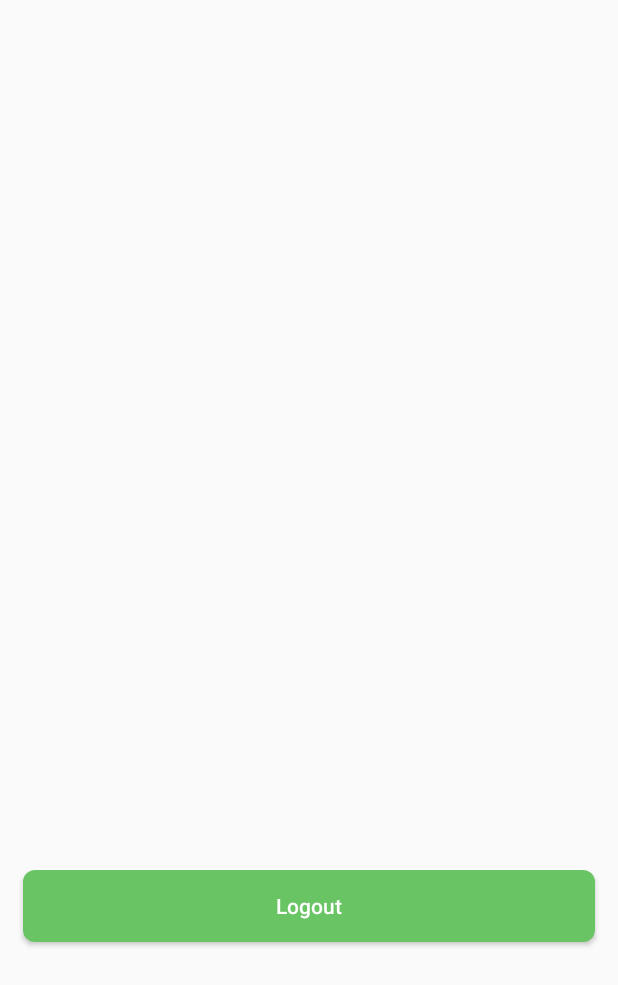
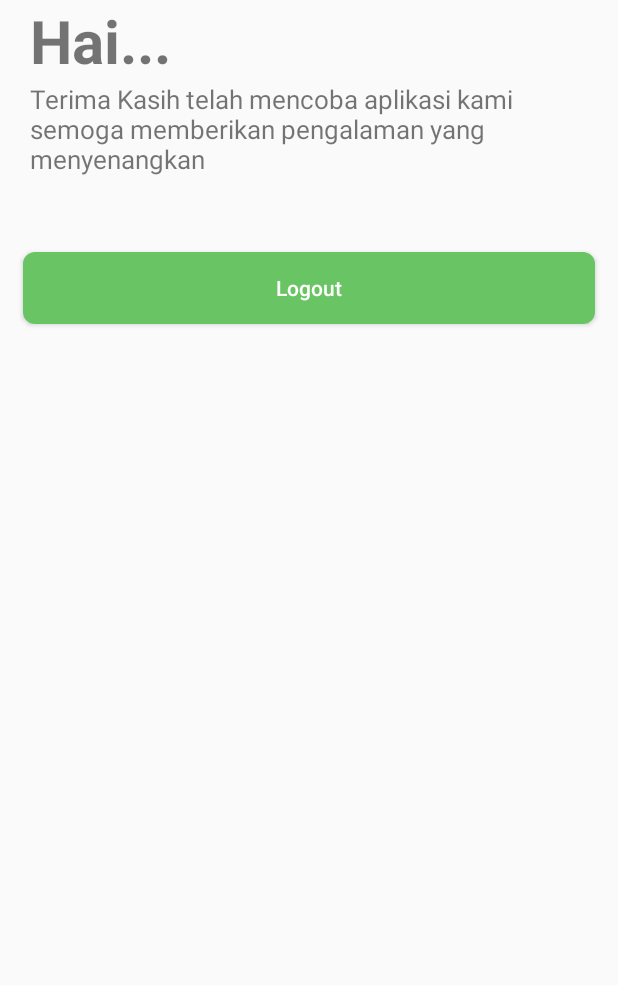
Before and after one commit to DanielRiky/smkcoding_online_project_2, an Android app: the fragment UserFragment shown on its own in the app's theme, on a phone screen of 412 x 824 dp. Shown: the top 985 px of the screen. Run offline under Robolectric (Android 15) with nearby library versions, the phone set to English and light mode, and no system bars; our stand-ins replace Firebase (no records; nobody signed in at launch, a user with empty details on screens opened directly).

Commit message:
c3 kedua

```diff
--- a/app/src/main/java/com/example/chalenge2/LoginActivity.kt
+++ b/app/src/main/java/com/example/chalenge2/LoginActivity.kt
@@ -85,7 +85,7 @@ class LoginActivity : AppCompatActivity() {
             }
             .addOnSuccessListener { result ->
 
-                Toast.makeText(this, "Kamu Masuk Dengan Email :  ", Toast.LENGTH_LONG)
+                Toast.makeText(this, "Selamat Datang", Toast.LENGTH_LONG)
                     .show()
                 intent = Intent(applicationContext, MainActivity::class.java)
                 startActivity(intent)
--- a/app/src/main/java/com/example/chalenge2/MainActivity.kt
+++ b/app/src/main/java/com/example/chalenge2/MainActivity.kt
@@ -9,8 +9,8 @@
 
     class MainActivity : AppCompatActivity() {
 
-        val menuTeks = arrayOf ( "Home" ,"Salat", "Covid-19", "Dzikir","Profile" )
-        val manuIcon = arrayOf (R.drawable.ic_home , R.drawable.ic_mosque,R.drawable.ic_corona, R.drawable.ic_tasbih, R.drawable.ic_user)
+        val menuTeks = arrayOf ( "Home" ,"Salat", "Covid-19", "Dzikir","Muhasabah","Profile" )
+        val manuIcon = arrayOf (R.drawable.ic_home , R.drawable.ic_mosque,R.drawable.ic_corona, R.drawable.ic_tasbih,R.drawable.ic_frame, R.drawable.ic_user)
 
         override fun onCreate(savedInstanceState: Bundle?) {
             super.onCreate(savedInstanceState)
--- a/app/src/main/java/com/example/chalenge2/UserFragment.kt
+++ b/app/src/main/java/com/example/chalenge2/UserFragment.kt
@@ -3,6 +3,7 @@ package com.example.chalenge2
 import android.content.Intent
 import android.net.Uri
 import android.os.Bundle
+import android.util.Log
 import android.view.LayoutInflater
 import android.view.View
 import android.view.ViewGroup
@@ -19,8 +20,9 @@ import kotlinx.android.synthetic.main.fragment_user.*
 
 class UserFragment : Fragment(){
 
-
-
+    private lateinit var auth: FirebaseAuth
+    private var fStateListener: FirebaseAuth.AuthStateListener? = null
+    var firebaseAuth: FirebaseAuth? = null
 
     override fun onCreate(savedInstanceState: Bundle?) {
         super .onCreate(savedInstanceState)
@@ -38,7 +40,22 @@ class UserFragment : Fragment(){
     ) {
         super .onViewCreated(view, savedInstanceState)
 
+        cekLogin()
         logoutbtn.setOnClickListener { signOut() }
+    }
+
+    private fun cekLogin() {
+        firebaseAuth = FirebaseAuth.getInstance()
+        var dani = firebaseAuth?.currentUser
+        if (firebaseAuth!!.currentUser == null) {
+            var  intent = Intent(context, LoginActivity::class.java)
+            startActivity(intent)
+        } else {
+            nama_user.text = dani?.displayName
+            //Jika sudah login langsung dilempar ke MainActivity
+            Log.d("daniel",dani?.displayName)
+
+        }
     }
 
     private fun signOut() {
--- a/app/src/main/java/com/example/chalenge2/ViewPagerAdapter.kt
+++ b/app/src/main/java/com/example/chalenge2/ViewPagerAdapter.kt
@@ -6,14 +6,15 @@ import androidx.fragment.app.FragmentActivity
 import androidx.viewpager2.adapter.FragmentStateAdapter
 
 class ViewPagerAdapter(fragmentActivity: FragmentActivity) : FragmentStateAdapter(fragmentActivity) {
-    private val JUMLAH_MENU = 5
+    private val JUMLAH_MENU = 6
     override fun createFragment(position: Int): Fragment {
         when (position) {
             0 -> { return HomeFragment() }
             1 -> { return ImsakFragment() }
             2 -> { return CoronaFragment() }
             3 -> { return DzikirFragment() }
-            4 -> { return UserFragment() }
+            4 -> { return MuhasabahFragment() }
+            5 -> { return UserFragment() }
 
 
             else -> {
--- a/app/src/main/res/layout/fragment_user.xml
+++ b/app/src/main/res/layout/fragment_user.xml
@@ -1,19 +1,53 @@
 <?xml version="1.0" encoding="utf-8"?>
 <LinearLayout
-    xmlns:android="http://schemas.android.com/apk/res/android" android:layout_width="match_parent"
-    android:layout_height="match_parent">
+    xmlns:android="http://schemas.android.com/apk/res/android"
+    android:layout_width="match_parent"
+    android:layout_height="match_parent"
+    android:orientation="vertical">
+<LinearLayout
+    android:layout_width="match_parent"
+    android:id="@+id/haiprofile"
+    android:layout_height="wrap_content"
+    android:orientation="horizontal"
+    android:layout_marginLeft="20dp">
+    <TextView
+        android:layout_width="wrap_content"
+        android:layout_height="wrap_content"
+        android:text="Hai..."
+        android:textSize="40sp"
+        android:textStyle="bold"
 
+        />
+    <TextView
+        android:id="@+id/nama_user"
+        android:layout_marginLeft="10dp"
+        android:layout_width="match_parent"
+        android:layout_height="wrap_content"
+        android:text="User"
+        android:textSize="40sp"
+        android:textColor="#69C464"
 
+        />
+
+</LinearLayout>
+    <TextView
+        android:layout_width="match_parent"
+        android:layout_height="wrap_content"
+        android:text="Terima Kasih telah mencoba aplikasi kami semoga memberikan pengalaman yang menyenangkan "
+        android:layout_marginLeft="20dp"
+        android:layout_marginRight="10dp"
+        android:textSize="17sp"/>
     <Button
+
         android:id="@+id/logoutbtn"
         android:layout_width="match_parent"
         android:layout_height="wrap_content"
-        android:layout_marginTop="580dp"
+        android:layout_marginLeft="15dp"
+        android:layout_marginTop="50dp"
+        android:layout_marginRight="15dp"
         android:layout_marginBottom="18dp"
-        android:layout_marginRight="15dp"
-        android:layout_marginLeft="15dp"
+
         android:background="@drawable/button_rounded"
         android:hint="Logout"
-        android:textColorHint="#FFFFFF"
-        />
+        android:textColorHint="#FFFFFF" />
 </LinearLayout>
```
Also changed, not shown: app/build.gradle (+12 -0 lines), app/src/main/java/com/example/chalenge2/Muhasabah.kt (added, +12 -0 lines), app/src/main/java/com/example/chalenge2/MuhasabahAdapter.kt (added, +80 -0 lines), app/src/main/java/com/example/chalenge2/MuhasabahFragment.kt (added, +120 -0 lines), app/src/main/java/com/example/chalenge2/baseapp.kt (added, +29 -0 lines), app/src/main/res/drawable/ic_frame.xml (added, +15 -0 lines), app/src/main/res/layout/fragment_muhasabah.xml (added, +32 -0 lines), app/src/main/res/layout/muhasabah_item.xml (added, +58 -0 lines), app/src/main/res/layout/update_dialog.xml (added, +18 -0 lines).
